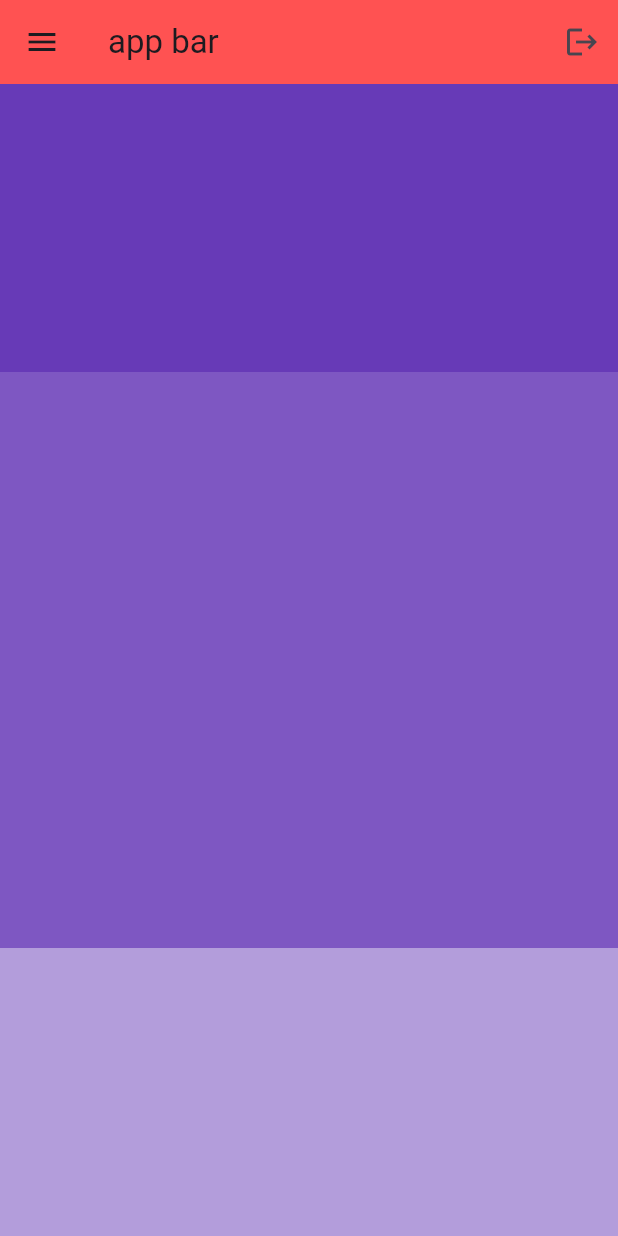
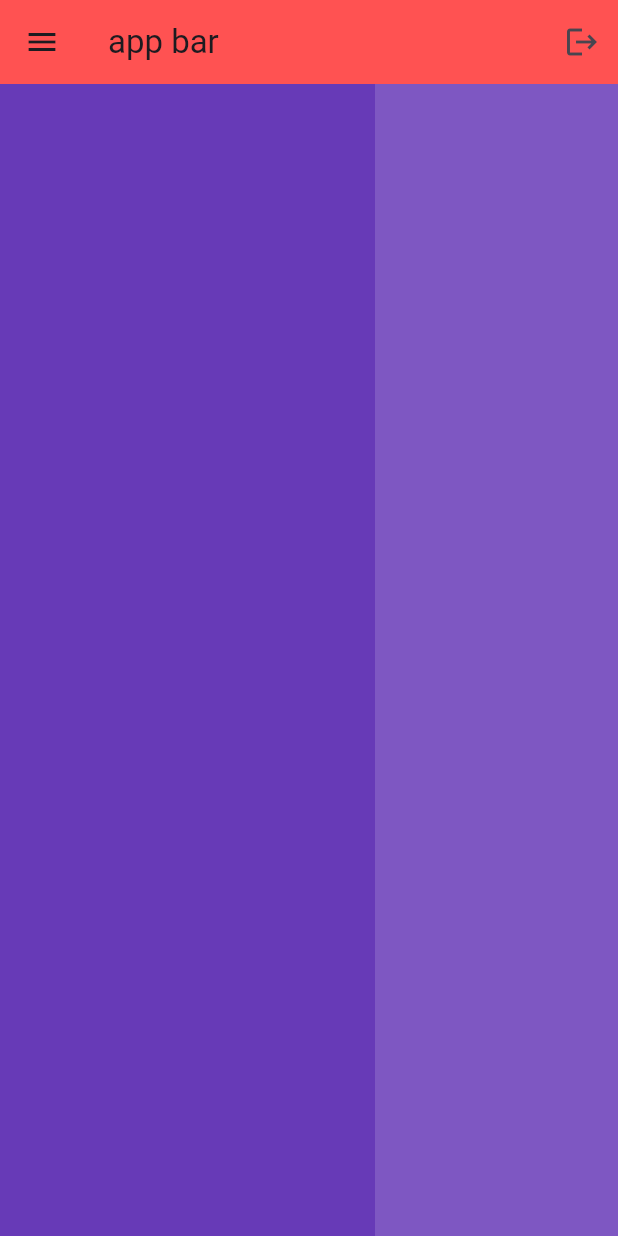
Before and after one commit to Zack-19/flutter-tut-, a Flutter app: the screen it shows after launch, on a phone screen of 412 x 824 dp. Run offline on Flutter 3.47's test engine with Material 3 defaults, Android fonts, the phone set to English and light mode, and no system bars.

Commit message:
listview + scroll direction

```diff
--- a/lib/main.dart
+++ b/lib/main.dart
@@ -1,6 +1,7 @@
 // ignore_for_file: prefer_const_constructors
 
 import 'package:flutter/material.dart';
+import 'package:flutter/rendering.dart';
 
 void main() {
   runApp(const MyApp());
@@ -40,23 +41,24 @@ class MyApp extends StatelessWidget {
             ),
           ),
         ),*/
-        body: Column(
-          mainAxisAlignment: MainAxisAlignment.spaceEvenly,
-          crossAxisAlignment: CrossAxisAlignment.start,
+        body: ListView(
+          scrollDirection: Axis.horizontal,
           children: [
-            Expanded(
-                child: Container(
+            Container(
+              height: 250,
+              width: 250,
               color: Colors.deepPurple,
-            )),
-            Expanded(
-                flex: 2,
-                child: Container(
-                  color: Colors.deepPurple[400],
-                )),
-            Expanded(
-                child: Container(
+            ),
+            Container(
+              height: 250,
+              width: 250,
+              color: Colors.deepPurple[400],
+            ),
+            Container(
+              height: 250,
+              width: 250,
               color: Colors.deepPurple[200],
-            )),
+            ),
           ],
         ),
       ),
```
